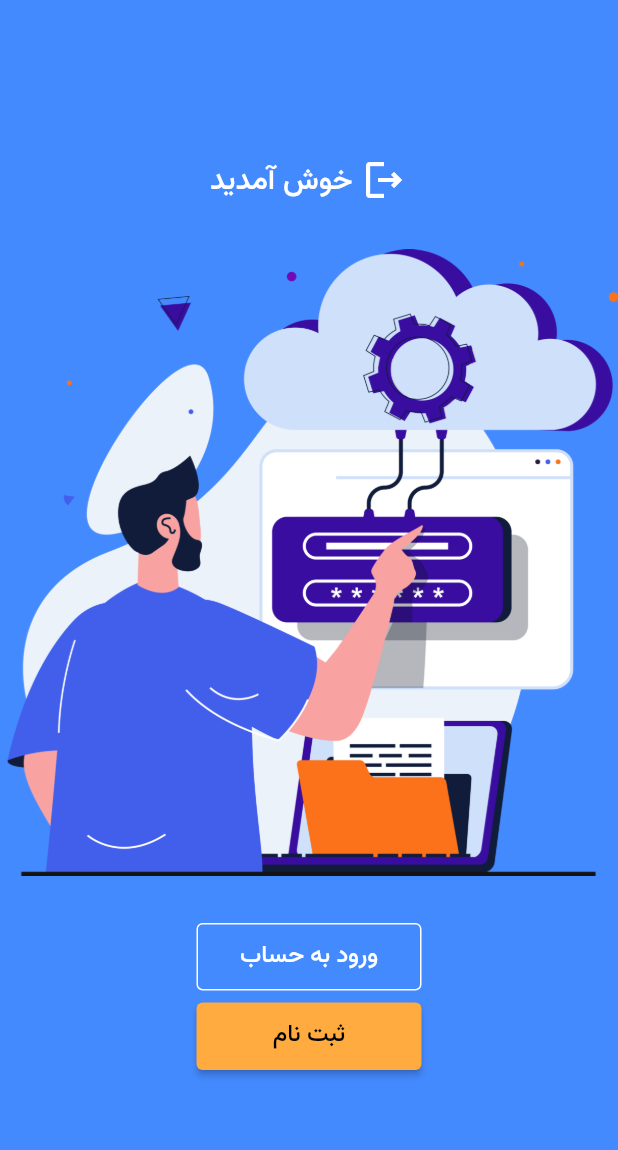
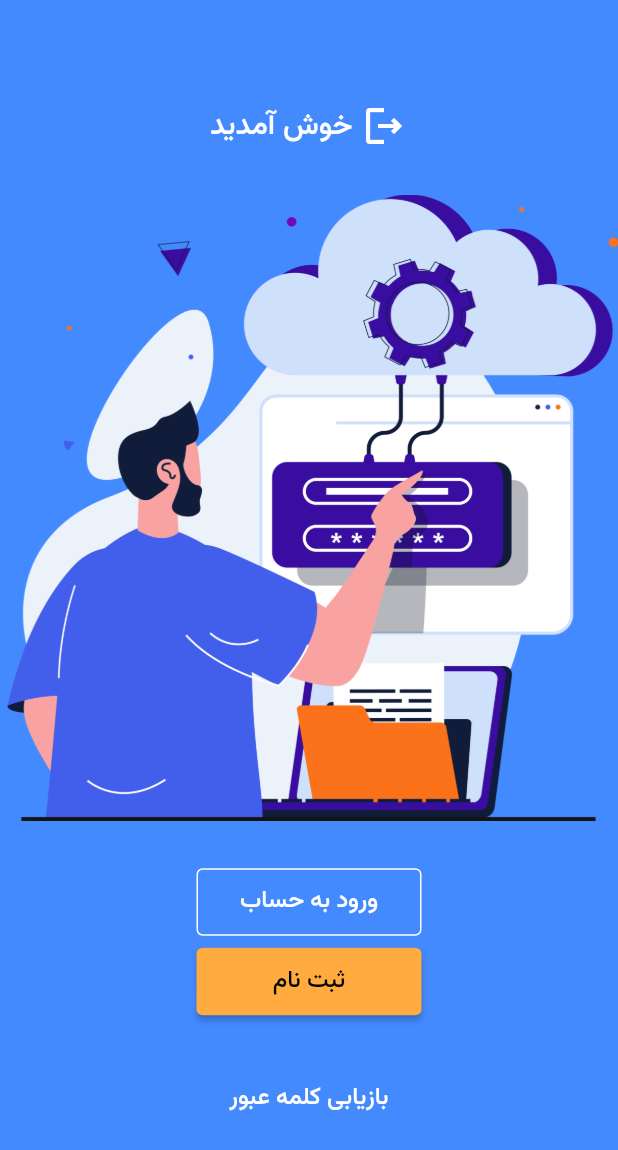
Before and after one commit to alirezakariminejad/flutter_blog_navigation, a Flutter app: the screen it shows after launch, on a phone screen of 412 x 824 dp. Shown: the top 1150 px of the screen. Run offline on Flutter 3.47's test engine with Material 2 defaults, Android fonts, the phone set to English and light mode, and no system bars.

Commit message:
Add PasswordRecovery Button

```diff
--- a/lib/login_page.dart
+++ b/lib/login_page.dart
@@ -1,13 +1,14 @@
 import 'package:flutter/material.dart';
 import 'blog_page.dart';
+import 'password_recovery.dart';
 
 class LoginPage extends StatelessWidget {
   const LoginPage({super.key});
 
-  void navigateToBlogPage(BuildContext context) {
+  void navigateToPage(BuildContext context, Widget page) {
     Navigator.of(context).push(
       MaterialPageRoute(builder: (BuildContext context) {
-        return BlogPage();
+        return page;
       }),
     );
   }
@@ -48,7 +49,7 @@
                     // elevation: 1.0,
                   ),
                   onPressed: () {
-                    navigateToBlogPage(context);
+                    navigateToPage(context, BlogPage());
                   },
                   child: Text(
                     'ورود به حساب',
@@ -72,21 +73,22 @@
                     ),
                   ),
                 ),
-                SizedBox(height: 5.0),
-                // TextButton(
-                //   style: TextButton.styleFrom(
-                //     foregroundColor: Colors.blueAccent,
-                //     backgroundColor: Colors.white,
-                //     minimumSize: Size(150, 45),
-                //   ),
-                //   onPressed: () {},
-                //   child: Text(
-                //     'ثبت نام',
-                //     style: TextStyle(
-                //       fontSize: 16.0,
-                //     ),
-                //   ),
-                // )
+                SizedBox(height: 30.0),
+                TextButton(
+                  style: TextButton.styleFrom(
+                    foregroundColor: Colors.white,
+                    minimumSize: Size(150, 45),
+                  ),
+                  onPressed: () {
+                    navigateToPage(context, PasswordRecovery());
+                  },
+                  child: Text(
+                    'بازیابی کلمه عبور',
+                    style: TextStyle(
+                      fontSize: 16.0,
+                    ),
+                  ),
+                )
               ],
             ),
           ),
```
